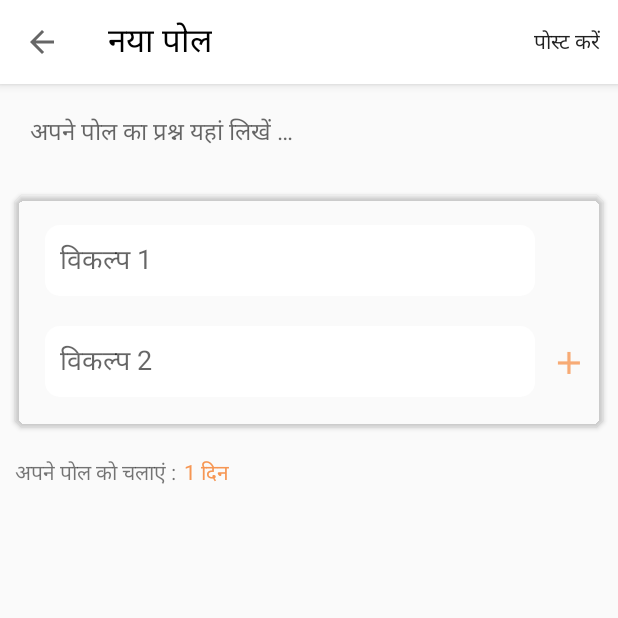
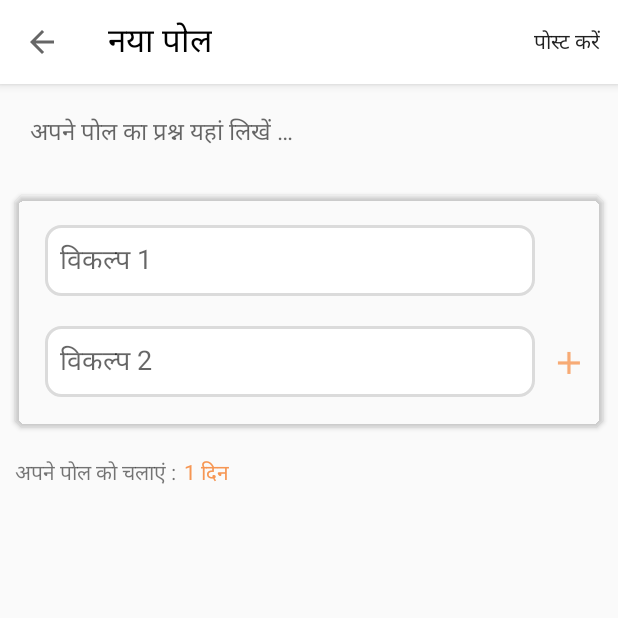
Before and after one commit to Sunkari16/supradip-test, an Android app: the screen it shows after launch (MainActivity), on a phone screen of 412 x 824 dp, the top half of it. Run offline under Robolectric (Android 15) with nearby library versions, the phone set to English and light mode, and no system bars.

Commit message:
rectified editText border styling

```diff
--- a/app/src/main/res/drawable/et_states.xml
+++ b/app/src/main/res/drawable/et_states.xml
@@ -12,6 +12,7 @@
         <shape android:padding="10dp"
             android:shape="rectangle">
             <solid android:color="#FFFFFF" />
+            <stroke android:width="2dp" android:color="#dbdbdb" />
             <corners android:bottomLeftRadius="10dp" android:bottomRightRadius="10dp" android:topLeftRadius="10dp" android:topRightRadius="10dp" />
         </shape>
     </item>
```
